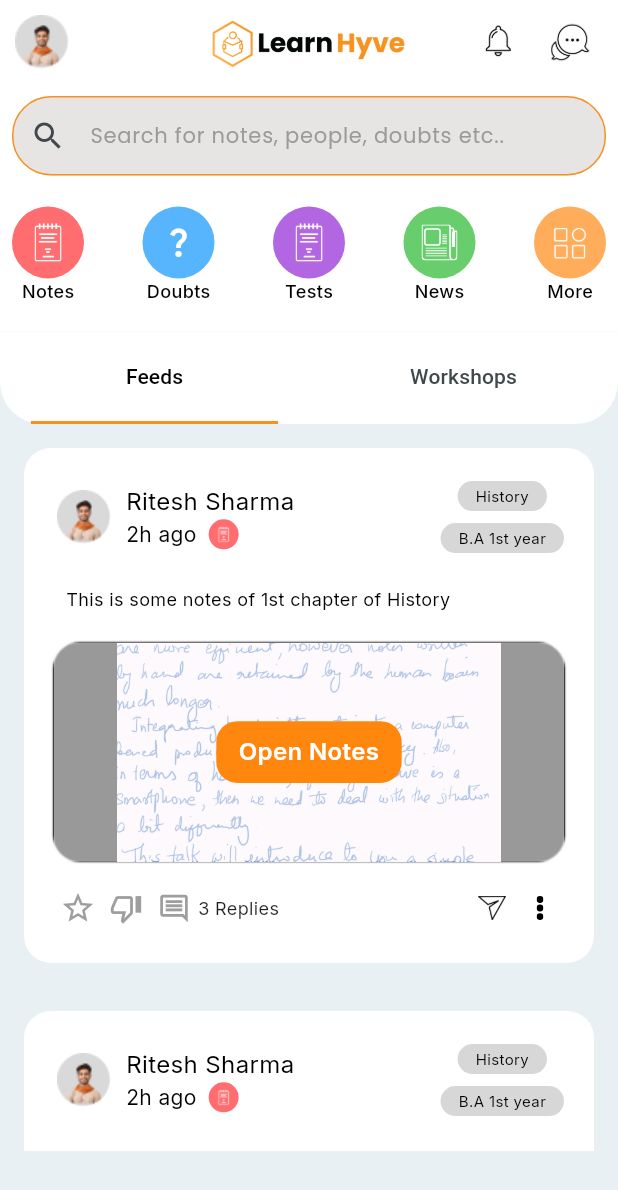
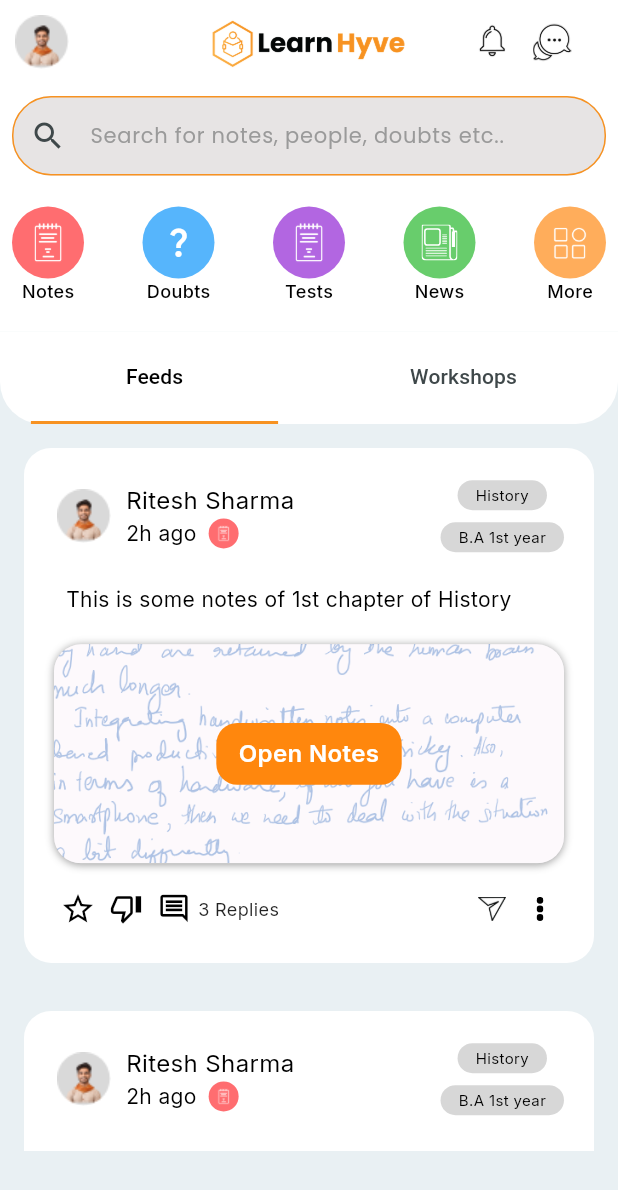
Before and after one commit to learnhyve/learnhyve, a Flutter app: the HomeScreen screen opened directly, on a phone screen of 412 x 824 dp. Shown: the top 1190 px of the screen. Run offline on Flutter 3.47's test engine with Material 3 defaults, Android fonts, the phone set to English and light mode, and no system bars; our stand-ins replace flutter_svg, google_fonts, pinput.

Commit message:
Note Widget Changes

```diff
--- a/lib/main.dart
+++ b/lib/main.dart
@@ -1,6 +1,7 @@
 import 'package:flutter/material.dart';
 import 'package:google_fonts/google_fonts.dart';
 import 'package:learn_hyve/screens/welcome_screen.dart';
+
 void main() {
   runApp(const MyApp());
 }
@@ -8,6 +9,10 @@ void main() {
 ThemeData buildTheme() {
   final ThemeData base = ThemeData();
   return base.copyWith(
+    iconTheme: IconThemeData(color: Colors.black),
+    iconButtonTheme: IconButtonThemeData(
+        style: ButtonStyle(
+            iconColor: MaterialStateProperty.all<Color>(Colors.black))),
     hintColor: Colors.red,
     primaryColor: Colors.black,
     colorScheme:
@@ -36,7 +41,7 @@ class MyApp extends StatelessWidget {
   Widget build(BuildContext context) {
     return MaterialApp(
       theme: buildTheme(),
-      home:const WelcomeScreen(),
+      home: const WelcomeScreen(),
     );
   }
 }
--- a/lib/widgets/app_bar.dart
+++ b/lib/widgets/app_bar.dart
@@ -26,6 +26,7 @@ AppBar mainAppBar() {
             height: 28,
           )),
       IconButton(
+          padding: const EdgeInsets.only(right: 16),
           onPressed: () {},
           color: Colors.black,
           icon: Image.asset(
@@ -34,7 +35,7 @@ AppBar mainAppBar() {
             height: 26,
           )),
       SizedBox(
-        width: 8,
+        width: 12,
       )
     ],
   );
--- a/lib/widgets/note_widget.dart
+++ b/lib/widgets/note_widget.dart
@@ -130,27 +130,47 @@ class NoteWidget extends StatelessWidget {
               style: GoogleFonts.inter(
                   color: Colors.black,
                   fontWeight: FontWeight.w400,
-                  fontSize: 12),
+                  fontSize: 14),
             ),
           ),
           Container(
             alignment: Alignment.center,
             margin: EdgeInsets.only(bottom: 2.4),
             height: 146,
-            decoration: BoxDecoration(
-                boxShadow: [BoxShadow(spreadRadius: 0.1, blurRadius: 0.2)],
-                borderRadius: BorderRadius.all(Radius.circular(18))),
+            decoration: const BoxDecoration(
+              boxShadow: [
+                BoxShadow(
+                  color: Colors.grey,
+                  spreadRadius: 0,
+                  blurRadius: 4,
+                  offset: Offset(0, 1),
+                ),
+              ],
+              borderRadius: BorderRadius.all(
+                Radius.circular(18),
+              ),
+            ),
             child: Builder(builder: (context) {
               return Stack(
                 children: [
                   Align(
                     alignment: Alignment.center,
+                    child: ClipRRect(
+                      borderRadius: BorderRadius.circular(18.0),
                       child: Image.asset(
                         ImageConstants.temp_note,
                         fit: BoxFit.fitWidth,
-                      )),
+                        width: double.infinity,
+                      ),
+                    ),
+                  ),
                   Container(
+                    decoration: const BoxDecoration(
+                      borderRadius: BorderRadius.all(
+                        Radius.circular(18),
+                      ),
                       color: Color.fromRGBO(255, 255, 255, 0.6),
+                    ),
                   ),
                   Center(
                     child: Container(
@@ -186,13 +206,12 @@ class NoteWidget extends StatelessWidget {
                   IconButton(
                     padding: EdgeInsets.zero,
                     iconSize: 22,
-                      visualDensity:
-                          VisualDensity(horizontal: -4, vertical: -4),
+                    visualDensity: VisualDensity(horizontal: -4, vertical: -4),
                     onPressed: () {},
                     icon: Icon(
                       Icons.thumb_down_outlined,
-                        color: Colors.grey,
-                      )),
+                    ),
+                  ),
                   IconButton(
                       padding: EdgeInsets.zero,
                       iconSize: 22,
@@ -201,7 +220,7 @@ class NoteWidget extends StatelessWidget {
                       onPressed: () {},
                       icon: Icon(
                         Icons.comment_outlined,
-                        color: Colors.grey,
+                        weight: 0.1,
                       )),
                   Text(
                     '3 Replies',
@@ -259,6 +278,7 @@ class _LikeButtonWidgetState extends State<LikeButtonWidget> {
   @override
   Widget build(BuildContext context) {
     return IconButton(
+        color: Colors.black,
         padding: EdgeInsets.zero,
         iconSize: 24,
         visualDensity: VisualDensity(horizontal: -4, vertical: -4),
@@ -274,7 +294,7 @@ class _LikeButtonWidgetState extends State<LikeButtonWidget> {
               )
             : Icon(
                 Icons.star_border_outlined,
-                color: Colors.grey,
+                color: Colors.black,
               ));
   }
 }
```
Lines whose indentation alone changed are shown as unchanged.
